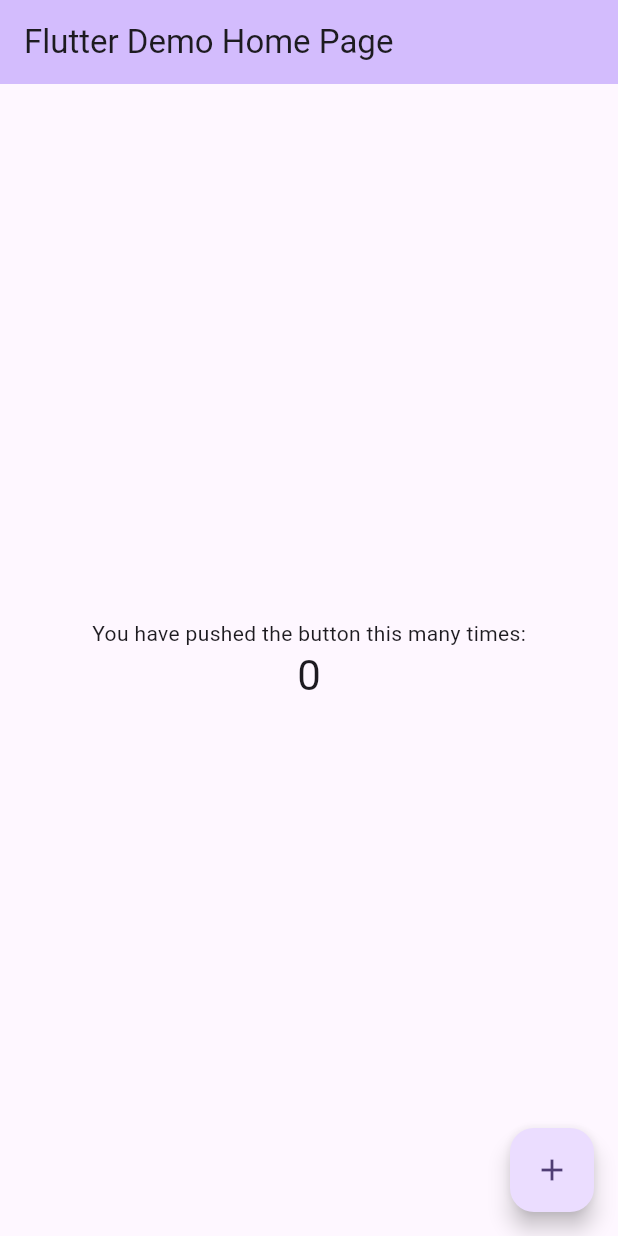
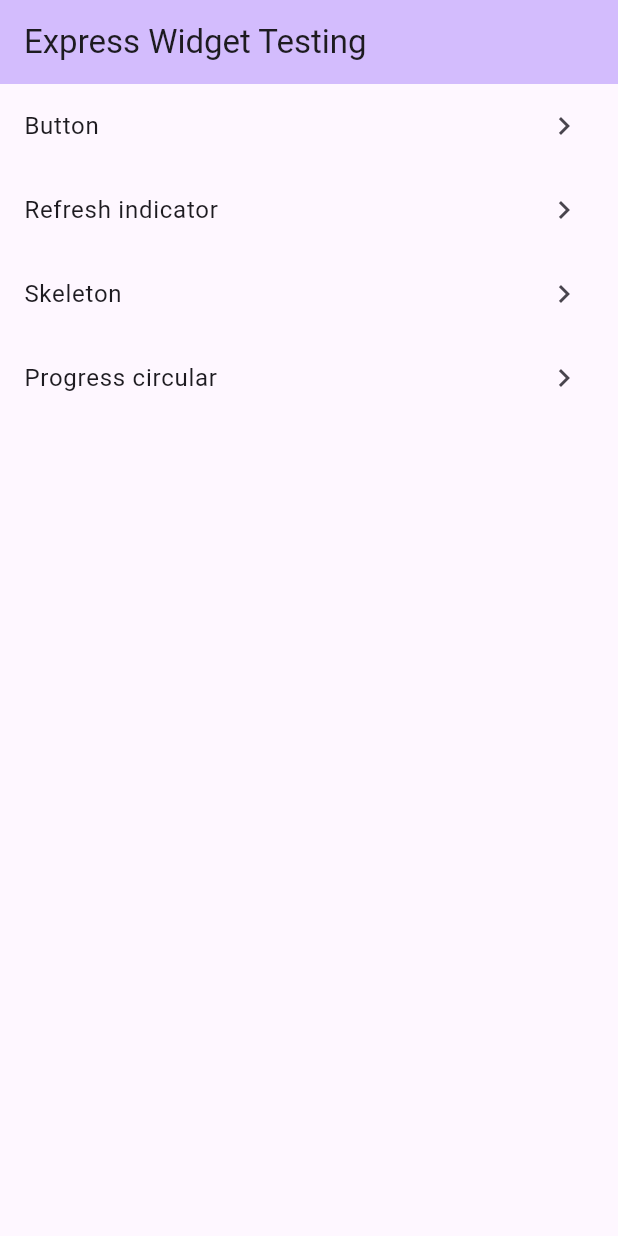
Before and after one commit to viroth-ty/express_widget, a Flutter app: the screen it shows after launch, on a phone screen of 412 x 824 dp. Run offline on Flutter 3.47's test engine with Material 3 defaults, Android fonts, the phone set to English and light mode, and no system bars; our stand-ins replace skeletonizer, smooth_page_indicator; missing offline and left inert: circular_reveal_animation.

Commit message:
Add shimmer Add refresh indicator Add Circular Loading Progress

```diff
--- a/example/lib/main.dart
+++ b/example/lib/main.dart
@@ -1,6 +1,13 @@
+import 'package:express_widget_example/feature/button_page.dart';
+import 'package:express_widget_example/feature/express_shimmer_page.dart';
+import 'package:express_widget_example/feature/loading_page.dart';
+import 'package:express_widget_example/feature/refresh_indicator_page.dart';
 import 'package:flutter/material.dart';
+import 'package:flutter/services.dart';
 
 void main() {
+  WidgetsFlutterBinding.ensureInitialized();
+  SystemChrome.setEnabledSystemUIMode(SystemUiMode.edgeToEdge);
   runApp(const MyApp());
 }
 
@@ -12,11 +19,13 @@ class MyApp extends StatelessWidget {
   Widget build(BuildContext context) {
     return MaterialApp(
       title: 'Flutter Demo',
+      themeMode: ThemeMode.system,
+      darkTheme: ThemeData.dark(),
       theme: ThemeData(
         colorScheme: ColorScheme.fromSeed(seedColor: Colors.deepPurple),
         useMaterial3: true,
       ),
-      home: const MyHomePage(title: 'Flutter Demo Home Page'),
+      home: const MyHomePage(title: 'Express Widget Testing'),
     );
   }
 }
@@ -46,24 +55,39 @@ class _MyHomePageState extends State<MyHomePage> {
         backgroundColor: Theme.of(context).colorScheme.inversePrimary,
         title: Text(widget.title),
       ),
-      body: Center(
-        child: Column(
-          mainAxisAlignment: MainAxisAlignment.center,
-          children: <Widget>[
-            const Text(
-              'You have pushed the button this many times:',
-            ),
-            Text(
-              '$_counter',
-              style: Theme.of(context).textTheme.headlineMedium,
-            ),
-          ],
-        ),
-      ),
-      floatingActionButton: FloatingActionButton(
-        onPressed: _incrementCounter,
-        tooltip: 'Increment',
-        child: const Icon(Icons.add),
+      body: Column(
+        mainAxisAlignment: MainAxisAlignment.start,
+        crossAxisAlignment: CrossAxisAlignment.start,
+        children: <Widget>[
+          ListTile(
+            onTap: () {
+              Navigator.of(context).push(MaterialPageRoute(builder: (BuildContext context) => const ButtonPage()));
+            },
+            title: const Text("Button"),
+            trailing: const Icon(Icons.chevron_right_outlined),
+          ),
+          ListTile(
+            onTap: () {
+              Navigator.of(context).push(MaterialPageRoute(builder: (BuildContext context) => const RefreshIndicatorPage()));
+            },
+            title: const Text("Refresh indicator"),
+            trailing: const Icon(Icons.chevron_right_outlined),
+          ),
+          ListTile(
+            onTap: () {
+              Navigator.of(context).push(MaterialPageRoute(builder: (BuildContext context) => const ShimmerPage()));
+            },
+            title: const Text("Skeleton"),
+            trailing: const Icon(Icons.chevron_right_outlined),
+          ),
+          ListTile(
+            onTap: () {
+              Navigator.of(context).push(MaterialPageRoute(builder: (BuildContext context) => const LoadingPage()));
+            },
+            title: const Text("Progress circular"),
+            trailing: const Icon(Icons.chevron_right_outlined),
+          )
+        ],
       ),
     );
   }
--- a/example/pubspec.yaml
+++ b/example/pubspec.yaml
@@ -37,6 +37,7 @@ dependencies:
   cupertino_icons: ^1.0.6
   express_widget:
     path: ../
+  skeletonizer: ^1.1.2+1
 
 dev_dependencies:
   flutter_test:
--- a/lib/express_widget.dart
+++ b/lib/express_widget.dart
@@ -6,6 +6,7 @@ export 'src/widget/express_empty.dart';
 export 'src/widget/express_indicator.dart';
 export 'src/widget/express_refresh_indicator.dart';
 export 'src/widget/express_text_field.dart';
+export 'src/widget/express_progress_circular.dart';
 export 'src/style/text_style.dart';
 export 'src/style/text_field_border_style.dart';
 export 'src/style/shadow.dart';
--- a/lib/src/widget/express_button.dart
+++ b/lib/src/widget/express_button.dart
@@ -50,6 +50,8 @@ class AppButton extends StatelessWidget {
                   if (isLoading) {
                     if (Platform.isAndroid) {
                       return const CircularProgressIndicator(
+                        strokeWidth: 2,
+                        strokeCap: StrokeCap.round,
                         color: Colors.white,
                       );
                     } else {
--- a/lib/src/widget/express_refresh_indicator.dart
+++ b/lib/src/widget/express_refresh_indicator.dart
@@ -20,11 +20,17 @@ class _AppRefreshIndicatorState extends State<AppRefreshIndicator> {
   Widget build(BuildContext context) {
     if (Platform.isAndroid) {
       return RefreshIndicator.adaptive(
+        edgeOffset: 0,
+        color: Colors.red,
+        strokeWidth: 1,
         onRefresh: widget.onRefresh,
         child: widget.child,
       );
     } else {
       return RefreshIndicator.adaptive(
+        edgeOffset: 0,
+        color: Colors.red,
+        strokeWidth: 1,
         onRefresh: widget.onRefresh,
         child: widget.child,
       );
--- a/pubspec.yaml
+++ b/pubspec.yaml
@@ -1,6 +1,6 @@
 name: express_widget
 description: "Express widget for flutter project"
-version: 0.0.3
+version: 0.0.4
 homepage: "https://github.com/viroth-ty/express_widget"
 
 environment:
@@ -12,6 +12,7 @@ dependencies:
     sdk: flutter
   circular_reveal_animation: ^2.0.1
   smooth_page_indicator: ^1.1.0
+  skeletonizer: ^1.1.2+1
 
 dev_dependencies:
   flutter_test:
```
Also changed, not shown: example/lib/feature/button_page.dart (added, +50 -0 lines), example/lib/feature/express_shimmer_page.dart (added, +64 -0 lines), example/lib/feature/loading_page.dart (added, +20 -0 lines), example/lib/feature/refresh_indicator_page.dart (added, +36 -0 lines), lib/src/widget/express_progress_circular.dart (added, +24 -0 lines), example/pubspec.lock, pubspec.lock, 1 other file.
